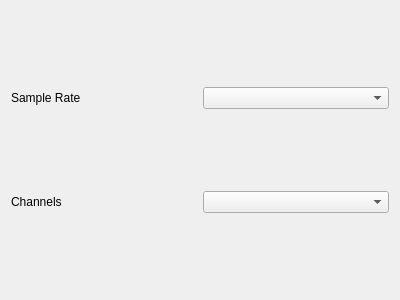
Before: the Qt Designer form plugins/xiph/flac/flacpanel.ui in legnaleurc/khopper, drawn with Qt 5.
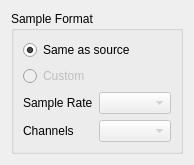
After: the same form once the commit is applied.

The edit to the form file:
```diff
--- a/plugins/xiph/flac/flacpanel.ui
+++ b/plugins/xiph/flac/flacpanel.ui
@@ -6,8 +6,8 @@
    <rect>
     <x>0</x>
     <y>0</y>
-    <width>400</width>
-    <height>300</height>
+    <width>175</width>
+    <height>145</height>
    </rect>
   </property>
   <property name="windowTitle">
@@ -15,6 +15,34 @@
   </property>
   <layout class="QGridLayout" name="gridLayout">
    <item row="0" column="0">
+    <widget class="QGroupBox" name="groupBox">
+     <property name="title">
+      <string>Sample Format</string>
+     </property>
+     <layout class="QVBoxLayout" name="verticalLayout">
+      <item>
+       <widget class="QRadioButton" name="radioButton">
+        <property name="text">
+         <string>Same as source</string>
+        </property>
+        <property name="checked">
+         <bool>true</bool>
+        </property>
+       </widget>
+      </item>
+      <item>
+       <widget class="QRadioButton" name="custom">
+        <property name="enabled">
+         <bool>false</bool>
+        </property>
+        <property name="text">
+         <string>Custom</string>
+        </property>
+       </widget>
+      </item>
+      <item>
+       <layout class="QGridLayout" name="gridLayout_2">
+        <item row="0" column="0">
     <widget class="QLabel" name="label">
      <property name="text">
       <string>Sample Rate</string>
@@ -22,7 +50,11 @@
     </widget>
    </item>
    <item row="0" column="1">
-    <widget class="QComboBox" name="sampleRate"/>
+         <widget class="QComboBox" name="sampleRate">
+          <property name="enabled">
+           <bool>false</bool>
+          </property>
+         </widget>
    </item>
    <item row="1" column="0">
     <widget class="QLabel" name="label_2">
@@ -32,7 +64,16 @@
     </widget>
    </item>
    <item row="1" column="1">
-    <widget class="QComboBox" name="channels"/>
+         <widget class="QComboBox" name="channels">
+          <property name="enabled">
+           <bool>false</bool>
+          </property>
+         </widget>
+        </item>
+       </layout>
+      </item>
+     </layout>
+    </widget>
    </item>
   </layout>
  </widget>
```
Left out of the diff: 35 changed lines with no effect on the pictures. Lines whose indentation alone changed are shown as unchanged.
